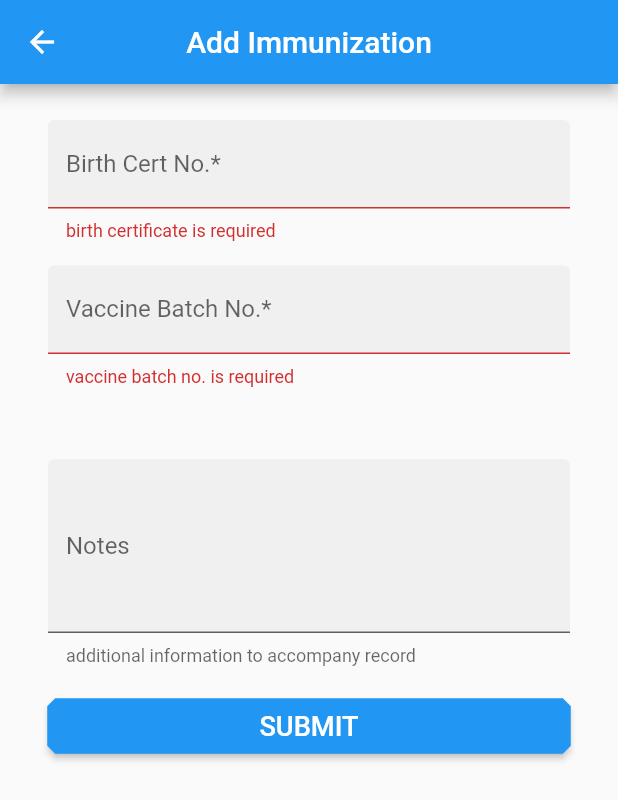
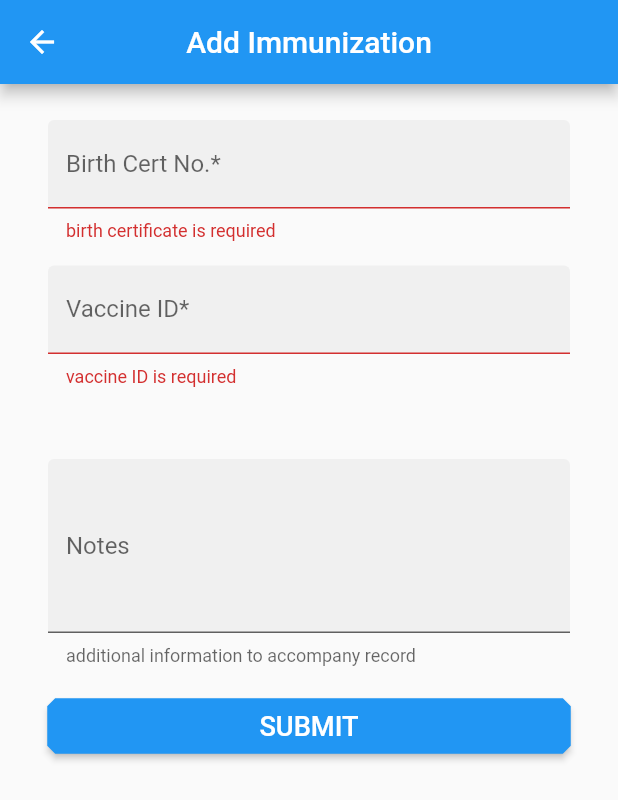
Before and after one commit to ajharry69/nvip, a Flutter app: the _ImmunizationsScreenBody screen opened directly, after a tap on the "add" icon, after a tap on "SUBMIT", on a phone screen of 412 x 824 dp. Shown: the top 800 px of the screen. Run offline on Flutter 3.47's test engine with Material 2 defaults, Android fonts, the phone set to English and light mode, and no system bars; our stand-ins replace connectivity, firebase_messaging, fluttertoast, image_picker, shared_preferences, sqflite; missing offline and left inert: flutter_appavailability; accounts and stored records are empty; network calls fail.

Commit message:
made changes

```diff
--- a/lib/data_repo/network/immunization_repo.dart
+++ b/lib/data_repo/network/immunization_repo.dart
@@ -16,7 +16,7 @@ class ImmunizationDataRepo {
           body: immunization.toMap(),
           headers: await Constants.httpHeaders()));
     } on Exception catch (err) {
-      throw Exception(err);
+      throw Exception(Constants.refinedExceptionMessage(err));
     }
   }
 
@@ -27,7 +27,7 @@ class ImmunizationDataRepo {
           body: immunization.toMap(),
           headers: await Constants.httpHeaders()));
     } on Exception catch (err) {
-      throw Exception(err);
+      throw Exception(Constants.refinedExceptionMessage(err));
     }
   }
 
@@ -38,19 +38,18 @@ class ImmunizationDataRepo {
           body: immunization.toMap(),
           headers: await Constants.httpHeaders()));
     } on Exception catch (err) {
-      throw Exception(err);
+      throw Exception(Constants.refinedExceptionMessage(err));
     }
   }
 
   Future<List<Immunization>> getImmunizations(
       [String no = Constants.immunizationRecNoAll]) async {
-    return _networkUtils
-        .get(
+    try {
+      var response = await _networkUtils.get(
           Urls.getImmunizations(
               userId: (await UserCache().currentUser).id, no: no),
-            headers: await Constants.httpHeaders())
-        .then(
-      (response) {
+          headers: await Constants.httpHeaders());
+
       var sr = ServerResponse.fromMap(response);
 
       if (sr.isError) {
@@ -61,7 +60,8 @@ class ImmunizationDataRepo {
       return netImmunizations
           .map((immunizationMap) => Immunization.fromMap(immunizationMap))
           .toList();
-      },
-    ).catchError((err) => throw Exception(err.toString()));
+    } on Exception catch (err) {
+      throw Exception(Constants.refinedExceptionMessage(err));
     }
   }
+}
--- a/lib/data_repo/tables/data_source_immunization.dart
+++ b/lib/data_repo/tables/data_source_immunization.dart
@@ -32,7 +32,7 @@ class ImmunizationsTableDataSource extends DataTableSource {
         DataCell(Text(immunization.pov)),
         DataCell(Text(immunization.hpId)),
         DataCell(Text(immunization.hpName)),
-        DataCell(Text(immunization.notes)),
+//        DataCell(Text(immunization.notes)),
       ],
     );
   }
--- a/lib/models/immunization.dart
+++ b/lib/models/immunization.dart
@@ -3,7 +3,7 @@ class Immunization {
   static final String _keyDoi = 'doi';
   static final String _keyBirthCert = 'birthCert';
   static final String _keyChildName = 'childName';
-  static final String _keyVaccineBatch = 'vaccineBatch';
+  static final String _keyVaccineId = 'vaccineId';
   static final String _keyDiseaseName = 'diseaseName';
   static final String _keyPov = 'pov';
   static final String _keyHpId = 'hpId';
@@ -43,7 +43,7 @@ class Immunization {
     this._doi = immunizationMap[_keyDoi];
     this._birthCert = immunizationMap[_keyBirthCert];
     this._childName = immunizationMap[_keyChildName];
-    this._vaccineBatch = immunizationMap[_keyVaccineBatch];
+    this._vaccineBatch = immunizationMap[_keyVaccineId];
     this._diseaseName = immunizationMap[_keyDiseaseName];
     this._pov = immunizationMap[_keyPov];
     this._hpId = immunizationMap[_keyHpId];
@@ -57,7 +57,7 @@ class Immunization {
     map[_keyDoi] = this.doi;
     map[_keyBirthCert] = this.birthCert;
     map[_keyChildName] = this.childName;
-    map[_keyVaccineBatch] = this.vaccineBatch;
+    map[_keyVaccineId] = this.vaccineBatch;
     map[_keyDiseaseName] = this.diseaseName;
     map[_keyPov] = this.pov;
     map[_keyHpId] = this.hpId;
--- a/lib/scenes/immunizations/screen_immunization_add.dart
+++ b/lib/scenes/immunizations/screen_immunization_add.dart
@@ -136,12 +136,12 @@ class __ImmunizationScreenBodyState extends State<_ImmunizationScreenBody> {
                   child: TextFormField(
                     controller: _vaccineBatchController,
                     decoration: InputDecoration(
-                      labelText: "Vaccine Batch No.*",
-                      helperText: "vaccine batch number",
+                      labelText: "Vaccine ID*",
+                      helperText: "vaccine identification code",
                     ),
                     validator: (val) {
                       if (val.isEmpty) {
-                        return "vaccine batch no. is required";
+                        return "vaccine ID is required";
                       } else {
                         return null;
                       }
@@ -174,7 +174,7 @@ class __ImmunizationScreenBodyState extends State<_ImmunizationScreenBody> {
                           },
                           validator: (val) {
                             if (val.isEmpty) {
-                              return "vaccine name is required";
+                              return "vaccination center is required";
                             } else {
                               return null;
                             }
@@ -189,9 +189,9 @@ class __ImmunizationScreenBodyState extends State<_ImmunizationScreenBody> {
                   child: _diseaseList.length > 0
                       ? DropdownButtonFormField<String>(
                           decoration: InputDecoration(
-                            labelText: "Vaccine Preventable Disease*",
+                            labelText: "Disease*",
                             helperText:
-                                "select 'disease' being immunization is to prevent",
+                                "select 'disease' immunization is to prevent",
                           ),
                           items: _diseaseList.map((disease) {
                             var name = disease.name;
--- a/lib/scenes/immunizations/screen_immunizations_table.dart
+++ b/lib/scenes/immunizations/screen_immunizations_table.dart
@@ -187,10 +187,10 @@ class __ImmunizationsScreenBodyState extends State<_ImmunizationsScreenBody> {
                           label: Text("Provider Name"),
                           onSort: (ci, isAscending) =>
                               _sort<String>((d) => d.hpName, ci, isAscending)),
-                      DataColumn(
-                          label: Text("Notes"),
-                          onSort: (ci, isAscending) =>
-                              _sort<String>((d) => d.notes, ci, isAscending)),
+//                      DataColumn(
+//                          label: Text("Notes"),
+//                          onSort: (ci, isAscending) =>
+//                              _sort<String>((d) => d.notes, ci, isAscending)),
                     ],
                     source: _tableDataSource,
                   ),
```
Lines whose indentation alone changed are shown as unchanged.
